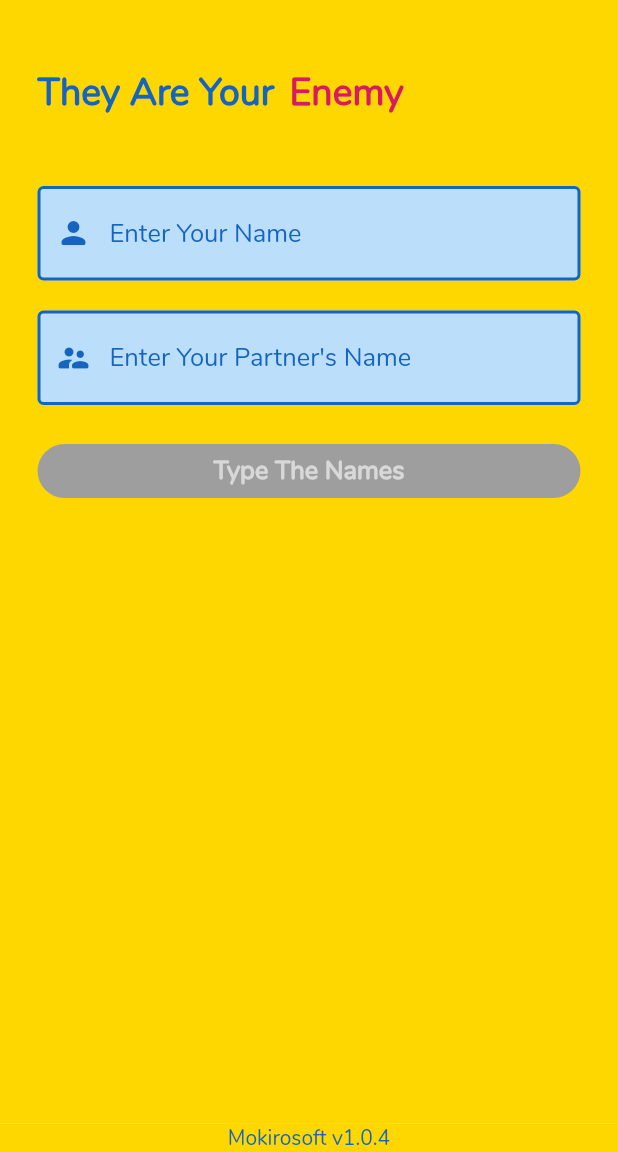
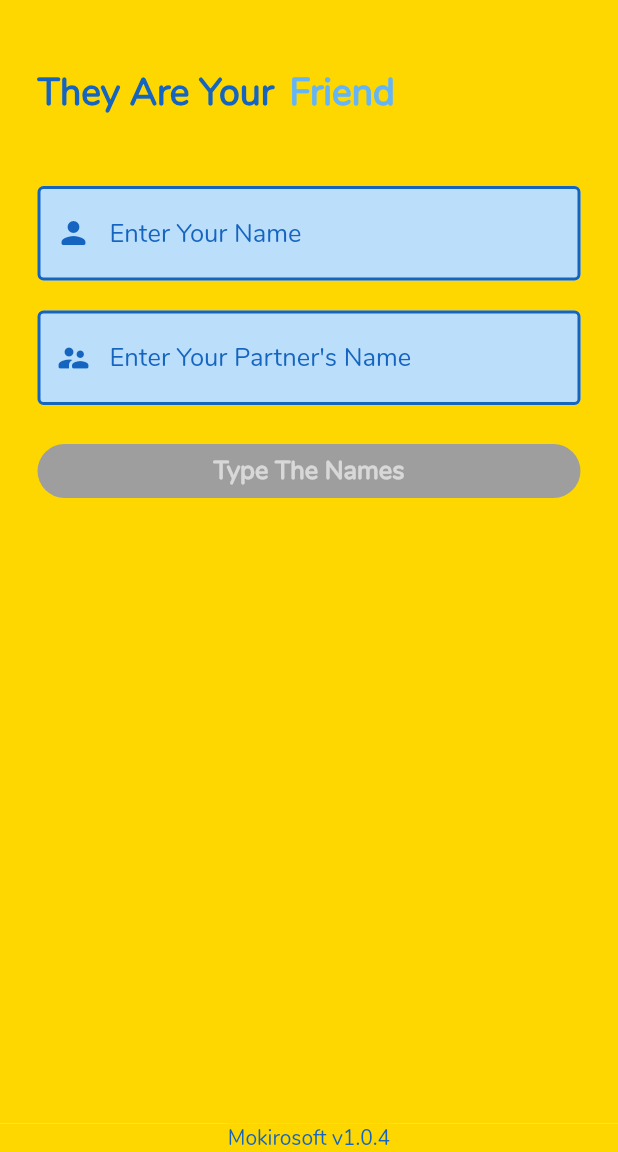
Before and after one commit to Mokeshwaran/FLAMES-fun-flutter-application, a Flutter app: the screen it shows after launch, on a phone screen of 412 x 824 dp, the part 84-1236 px from its top. Run offline on Flutter 3.47's test engine with Material 2 defaults, Android fonts, the phone set to English and light mode, and no system bars; drawn by our look-alikes of animated_text_kit; our stand-ins replace flutter_spinkit.

Commit message:
Home Page Text Change

```diff
--- a/lib/styles.dart
+++ b/lib/styles.dart
@@ -38,20 +38,20 @@ const style_e = TextStyle(
 const style_s = TextStyle(
     color: Colors.black, fontWeight: FontWeight.bold, fontSize: 150.0);
 
-colorss() {
-  List colorss = [
-    TextStyle(
-        color: Colors.blue[300], fontWeight: FontWeight.w900, fontSize: 25.0),
-    TextStyle(
-        color: Colors.pink[600], fontWeight: FontWeight.w900, fontSize: 25.0),
-    TextStyle(
-        color: Colors.pink[200], fontWeight: FontWeight.w900, fontSize: 25.0),
-    TextStyle(
-        color: Colors.green[700], fontWeight: FontWeight.w900, fontSize: 25.0),
-    TextStyle(
-        color: Color(0xffeb0029), fontWeight: FontWeight.w900, fontSize: 25.0),
-    TextStyle(color: Colors.black, fontWeight: FontWeight.w900, fontSize: 25.0),
-  ];
-  colorss.shuffle();
-  return colorss[0];
-}
+final style_ff = TextStyle(
+    color: Colors.blue[300], fontWeight: FontWeight.w900, fontSize: 25.0);
+
+final style_ll = TextStyle(
+    color: Colors.pink[600], fontWeight: FontWeight.w900, fontSize: 25.0);
+
+final style_aa = TextStyle(
+    color: Colors.pink[200], fontWeight: FontWeight.w900, fontSize: 25.0);
+
+final style_mm = TextStyle(
+    color: Colors.green[700], fontWeight: FontWeight.w900, fontSize: 25.0);
+
+const style_ee = TextStyle(
+    color: Color(0xffeb0029), fontWeight: FontWeight.w900, fontSize: 25.0);
+
+const style_ss =
+    TextStyle(color: Colors.black, fontWeight: FontWeight.w900, fontSize: 25.0);
--- a/lib/wrapper.dart
+++ b/lib/wrapper.dart
@@ -88,53 +88,49 @@ class _WrapperState extends State<Wrapper> {
                       ),
                       Container(
                         padding: const EdgeInsets.fromLTRB(10.0, 0.0, 0.0, 0.0),
-                        child: Text(
-                          roles(),
-                          style: colorss(),
+                        child: AnimatedTextKit(
+                          animatedTexts: [
+                            RotateAnimatedText(
+                              'Friend',
+                              textStyle: style_ff,
+                              //duration: Duration(milliseconds: 500),
+                            ),
+                            RotateAnimatedText(
+                              'Lover',
+                              textStyle: style_ll,
+                              //duration: Duration(milliseconds: 500),
+                            ),
+                            RotateAnimatedText(
+                              'Affectionate',
+                              textStyle: style_aa,
+                              //duration: Duration(milliseconds: 500),
+                            ),
+                            RotateAnimatedText(
+                              'Marriage Partner',
+                              textStyle: style_mm,
+                              //duration: Duration(milliseconds: 500),
+                            ),
+                            RotateAnimatedText(
+                              'Enemy',
+                              textStyle: style_ee,
+                              //duration: Duration(milliseconds: 500),
+                            ),
+                            RotateAnimatedText(
+                              'Soul Mate',
+                              textStyle: style_ss,
+                              //duration: Duration(milliseconds: 500),
+                            ),
+                            FadeAnimatedText(
+                              'Everything',
+                              textStyle: style4,
+                              duration: const Duration(milliseconds: 5000),
+                            ),
+                          ],
+                          onTap: () {
+                            launch(
+                                "https://www.wikihow.com/Play-%22Flame%22#:~:text=FLAME%20is%20a%20game%20named,explore%20the%20world%20of%20crushes");
+                          },
                         ),
-                        // child: AnimatedTextKit(
-                        //   animatedTexts: [
-                        //     RotateAnimatedText(
-                        //       'Friend',
-                        //       textStyle: style_ff,
-                        //       //duration: Duration(milliseconds: 500),
-                        //     ),
-                        //     RotateAnimatedText(
-                        //       'Lover',
-                        //       textStyle: style_ll,
-                        //       //duration: Duration(milliseconds: 500),
-                        //     ),
-                        //     RotateAnimatedText(
-                        //       'Affectionate',
-                        //       textStyle: style_aa,
-                        //       //duration: Duration(milliseconds: 500),
-                        //     ),
-                        //     RotateAnimatedText(
-                        //       'Marriage Partner',
-                        //       textStyle: style_mm,
-                        //       //duration: Duration(milliseconds: 500),
-                        //     ),
-                        //     RotateAnimatedText(
-                        //       'Enemy',
-                        //       textStyle: style_ee,
-                        //       //duration: Duration(milliseconds: 500),
-                        //     ),
-                        //     RotateAnimatedText(
-                        //       'Soul Mate',
-                        //       textStyle: style_ss,
-                        //       //duration: Duration(milliseconds: 500),
-                        //     ),
-                        //     FadeAnimatedText(
-                        //       'Everything',
-                        //       textStyle: style4,
-                        //       duration: const Duration(milliseconds: 5000),
-                        //     ),
-                        //   ],
-                        //   onTap: () {
-                        //     launch(
-                        //         "https://www.wikihow.com/Play-%22Flame%22#:~:text=FLAME%20is%20a%20game%20named,explore%20the%20world%20of%20crushes");
-                        //   },
-                        // ),
                       ),
                     ],
                   ),
@@ -325,21 +321,6 @@ class _WrapperState extends State<Wrapper> {
     );
   }
 
-  roles() {
-    List flameses = [
-      'Friend',
-      'Lover',
-      'Affectionate',
-      'Marriage Partner',
-      'Enemy',
-      'Soul Mate',
-      'Everything'
-    ];
-    flameses.shuffle();
-    final role = flameses[0];
-    return role;
-  }
-
   Color _getTextBoxBackgroundColor() {
     return _focusNode.hasFocus ? Colors.orange.shade100 : Colors.blue.shade100;
   }
```
